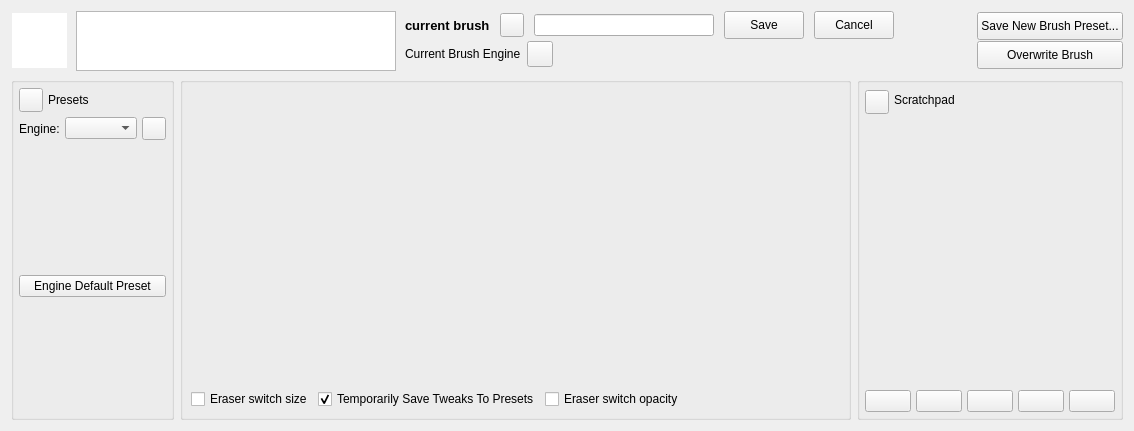
Old version of the form libs/ui/forms/wdgpaintopsettings.ui in the repository KDE/krita.
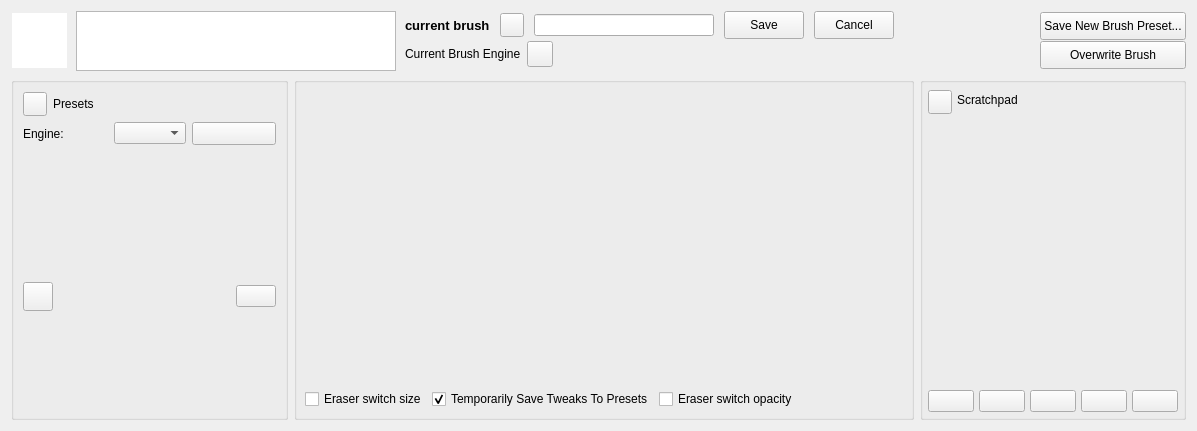
New version of the form. Custom widgets are drawn as their Qt base class.

Commit message:
Add create new preset option on brush editor as well as trashcan to blacklist the selected preset
T7380: Ability to Create New Presets from Brush Engines that have no presets
D9465: Add ability to create a brush preset from scratch as wellas delete/blacklist preset

```diff
--- a/libs/ui/forms/wdgpaintopsettings.ui
+++ b/libs/ui/forms/wdgpaintopsettings.ui
@@ -6,7 +6,7 @@
    <rect>
     <x>0</x>
     <y>0</y>
-    <width>1134</width>
+    <width>1197</width>
     <height>431</height>
    </rect>
   </property>
@@ -395,22 +395,7 @@
      <property name="alignment">
       <set>Qt::AlignLeading|Qt::AlignLeft|Qt::AlignVCenter</set>
      </property>
-     <layout class="QVBoxLayout" name="paintEngineOpContainer">
-      <property name="spacing">
-       <number>5</number>
-      </property>
-      <property name="leftMargin">
-       <number>5</number>
-      </property>
-      <property name="topMargin">
-       <number>5</number>
-      </property>
-      <property name="rightMargin">
-       <number>5</number>
-      </property>
-      <property name="bottomMargin">
-       <number>5</number>
-      </property>
+     <layout class="QVBoxLayout" name="verticalLayout_3">
       <item>
        <layout class="QHBoxLayout" name="horizontalLayout_7">
         <item>
@@ -535,15 +520,55 @@
        </spacer>
       </item>
       <item>
-       <widget class="QPushButton" name="bnDefaultPreset">
+       <layout class="QHBoxLayout" name="horizontalLayout_9">
+        <item>
+         <widget class="QToolButton" name="newPresetEngineButton">
+          <property name="text">
+           <string/>
+          </property>
+          <property name="iconSize">
+           <size>
+            <width>22</width>
+            <height>22</height>
+           </size>
+          </property>
+         </widget>
+        </item>
+        <item>
+         <spacer name="horizontalSpacer_5">
+          <property name="orientation">
+           <enum>Qt::Horizontal</enum>
+          </property>
+          <property name="sizeHint" stdset="0">
+           <size>
+            <width>5</width>
+            <height>10</height>
+           </size>
+          </property>
+         </spacer>
+        </item>
+        <item>
+         <widget class="QPushButton" name="bnBlacklistPreset">
         <property name="sizePolicy">
-         <sizepolicy hsizetype="Minimum" vsizetype="Fixed">
+           <sizepolicy hsizetype="Fixed" vsizetype="Fixed">
           <horstretch>0</horstretch>
           <verstretch>0</verstretch>
          </sizepolicy>
         </property>
+          <property name="minimumSize">
+           <size>
+            <width>0</width>
+            <height>0</height>
+           </size>
+          </property>
         <property name="text">
-         <string>Engine Default Preset</string>
+           <string/>
+          </property>
+          <property name="iconSize">
+           <size>
+            <width>22</width>
+            <height>22</height>
+           </size>
         </property>
         <property name="autoDefault">
          <bool>false</bool>
@@ -552,6 +577,8 @@
          <bool>false</bool>
         </property>
        </widget>
+        </item>
+       </layout>
       </item>
       <item>
        <spacer name="presetsSpacer">
```
Lines whose indentation alone changed are shown as unchanged. The commit also changes 4 other files.
